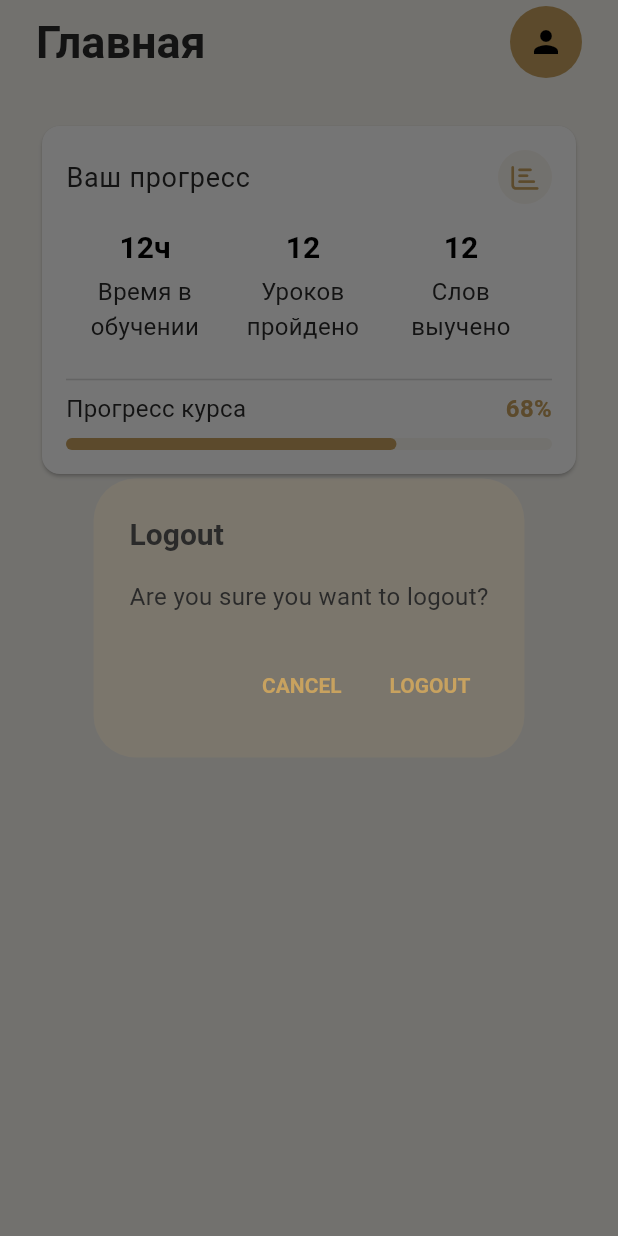
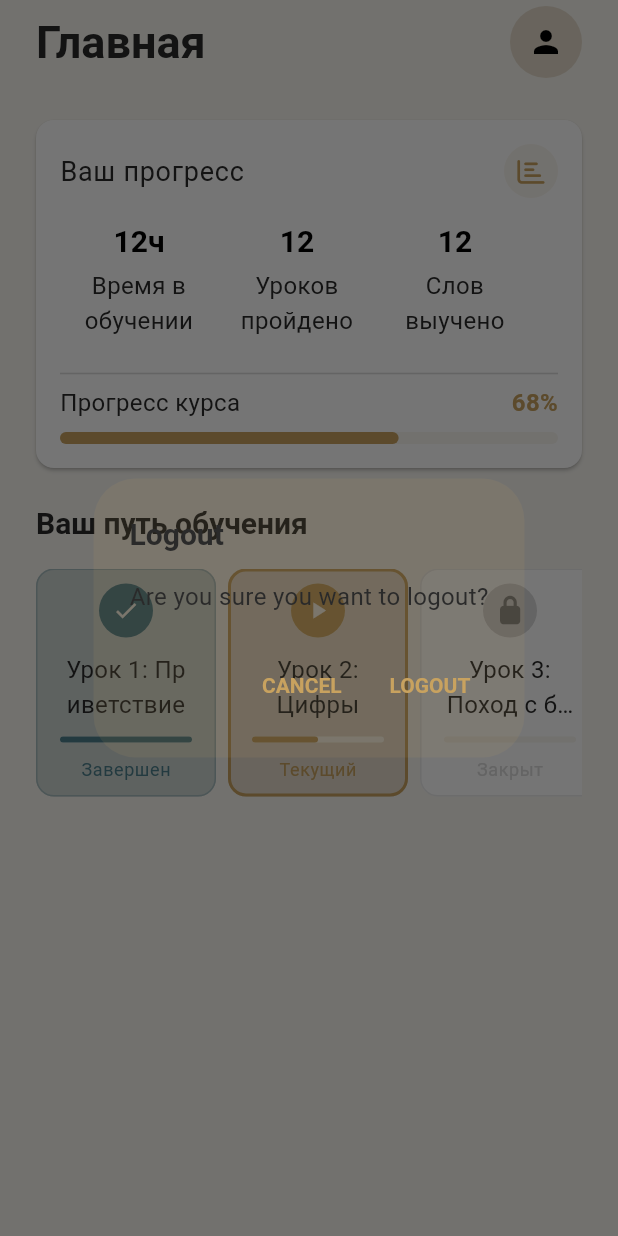
Before and after one commit to TimurKarev/lang_learn_mobile, a Flutter app: the screen it shows once a user with an empty profile is signed in, after a tap on the "person" icon, on a phone screen of 412 x 824 dp. Run offline on Flutter 3.47's test engine with Material 3 defaults, Android fonts, the phone set to English and light mode, and no system bars; our stand-ins replace bloc, equatable, flutter_bloc, flutter_dotenv, flutter_svg, font_awesome_flutter and 3 more; missing offline and left inert: dart_either; accounts and stored records are empty; Roboto replaces fonts that are missing (Nunito Sans).

Commit message:
feat: implement learning path section with lesson cards and states

```diff
--- /dev/null
+++ b/lib/core/entities/lesson_state.dart
@@ -0,0 +1,17 @@
+sealed class LessonState {
+  const LessonState();
+}
+
+class LessonStateInProgress extends LessonState {
+  const LessonStateInProgress({required this.progress});
+
+  final double progress;
+}
+
+class LessonStateCompleted extends LessonState {
+  const LessonStateCompleted();
+}
+
+class LessonStateDisabled extends LessonState {
+  const LessonStateDisabled();
+}
--- a/lib/core/theme/tili_palette.dart
+++ b/lib/core/theme/tili_palette.dart
@@ -3,23 +3,30 @@ import 'package:flutter/material.dart';
 
 class TiliPalette {
   TiliPalette._();
-  static const Color primaryOchre = Color(0xFFC8A25F);
-  static const Color deepOrangeAccent = Color(0xFFE5734E);
-  static const Color mutedTealAccent = Color(0xFF4C7F8B);
+  static const Color deepOrange = Color(0xFFE5734E);
+
+  static const Color ochre = Color(0xFFC8A25F);
+  static const Color ochreLight = Color(0xFFE5DBCA);
+
+  static const Color mutedTeal = Color(0xFF4C7F8B);
+  static const Color lightMutedTeal = Color(0xffA6BBBD);
+  static const Color veryLightMutedTeal = Color(0xffCCD5D2);
 
   static const Color offWhiteBackground = Color(0xFFF8F6F0);
 
   static const Color lightBlack = Color(0xFF2A2A2A);
 
-  static const Color lightGrayNeutral = Color(0xFFD9D9D9);
-  static const Color veryLightGrayNeutral = Color(0x4dD9D9D9);
+  static const Color grayMedium = Color(0xFFD9D9D9);
+  static const Color lightGrayMedium = Color(0x80D9D9D9);
+  static const Color veryLightGrayMedium = Color(0x4dD9D9D9);
+
+  static const Color grayDark = Color(0xFF2A2A2A);
+  static const Color lightGrayDark = Color(0x802A2A2A);
 
   static const Color white = Color(0xFFFFFFFF);
   static const Color lightOrche = Color(0x1aC8A25F);
 
   static const Color grayLight = Color(0xFFF8F6F0);
-  static const Color grayMedium = Color(0xFFD9D9D9);
-  static const Color grayDark = Color(0xFF2A2A2A);
   static const Color black = Color(0xFF000000);
 
   static const Color grayishBlue = Color(0xFFADAEBC);
--- a/lib/core/theme/tilit_theme.dart
+++ b/lib/core/theme/tilit_theme.dart
@@ -14,25 +14,28 @@ class TiliTheme {
     // Color scheme using your palette colors
     colorScheme: const ColorScheme.light(
       // Your primary branding color
-      primary: TiliPalette.primaryOchre,
+      primary: TiliPalette.ochre,
+      primaryContainer: TiliPalette.ochreLight,
 
       // Your two main accent colors
-      secondary: TiliPalette.deepOrangeAccent,
-      tertiary: TiliPalette.mutedTealAccent,
-      // Backgrounds and surfaces
+      secondary: TiliPalette.deepOrange,
+      tertiary: TiliPalette.mutedTeal,
+      tertiaryContainer: TiliPalette.veryLightMutedTeal,
+      onTertiaryContainer: TiliPalette.lightMutedTeal,
       surface: TiliPalette.offWhiteBackground,
       surfaceDim: TiliPalette.grayMedium,
       surfaceContainer: TiliPalette.grayLight,
       surfaceContainerLowest: TiliPalette.white,
       surfaceContainerHigh: TiliPalette.lightOrche,
-      // Text colors that are legible on your main surfaces
+      outline: TiliPalette.lightGrayDark,
+      outlineVariant: TiliPalette.lightGrayMedium,
       onPrimary: TiliPalette.lightBlack,
       onSecondary: TiliPalette.grayMedium,
       onTertiary: TiliPalette.offWhiteBackground,
       onSurface: TiliPalette.black,
       onSurfaceVariant: TiliPalette.lightBlack,
       // Other important system colors
-      error: TiliPalette.deepOrangeAccent,
+      error: TiliPalette.deepOrange,
       onError: TiliPalette.offWhiteBackground,
     ),
 
@@ -43,26 +46,27 @@ class TiliTheme {
       color: TiliPalette.white,
       elevation: 1,
       shape: RoundedRectangleBorder(borderRadius: BorderRadius.circular(12)),
+      margin: EdgeInsets.zero,
     ),
     progressIndicatorTheme: ProgressIndicatorThemeData(
       linearTrackColor: TiliPalette.grayLight,
-      color: TiliPalette.primaryOchre,
+      color: TiliPalette.ochre,
       borderRadius: BorderRadiusGeometry.circular(9999),
       linearMinHeight: 8,
     ),
     // Text Button Theme
     textButtonTheme: TextButtonThemeData(
       style: TextButton.styleFrom(
-        foregroundColor: TiliPalette.primaryOchre,
+        foregroundColor: TiliPalette.ochre,
         textStyle: _textTheme.labelMedium,
-        disabledForegroundColor: TiliPalette.lightGrayNeutral,
+        disabledForegroundColor: TiliPalette.grayMedium,
       ),
     ),
 
     // Elevated Button Theme
     elevatedButtonTheme: ElevatedButtonThemeData(
       style: ElevatedButton.styleFrom(
-        backgroundColor: TiliPalette.deepOrangeAccent,
+        backgroundColor: TiliPalette.deepOrange,
         foregroundColor: TiliPalette.white,
         minimumSize: const Size(double.infinity, 48),
         shape: RoundedRectangleBorder(borderRadius: BorderRadius.circular(12)),
@@ -73,8 +77,8 @@ class TiliTheme {
     // Outlined Button Theme (Secondary Buttons)
     outlinedButtonTheme: OutlinedButtonThemeData(
       style: OutlinedButton.styleFrom(
-        foregroundColor: TiliPalette.mutedTealAccent,
-        side: const BorderSide(color: TiliPalette.mutedTealAccent, width: 2),
+        foregroundColor: TiliPalette.mutedTeal,
+        side: const BorderSide(color: TiliPalette.mutedTeal, width: 2),
         minimumSize: const Size(double.infinity, 48),
         shape: RoundedRectangleBorder(borderRadius: BorderRadius.circular(12)),
         textStyle: _textTheme.labelMedium,
@@ -85,11 +89,11 @@ class TiliTheme {
     iconButtonTheme: IconButtonThemeData(
       style: IconButton.styleFrom(
         backgroundColor: Colors.transparent,
-        foregroundColor: TiliPalette.mutedTealAccent,
-        side: const BorderSide(color: TiliPalette.mutedTealAccent, width: 2),
+        foregroundColor: TiliPalette.mutedTeal,
+        side: const BorderSide(color: TiliPalette.mutedTeal, width: 2),
         shape: const CircleBorder(),
-        disabledBackgroundColor: TiliPalette.lightGrayNeutral,
-        disabledForegroundColor: TiliPalette.lightGrayNeutral,
+        disabledBackgroundColor: TiliPalette.grayMedium,
+        disabledForegroundColor: TiliPalette.grayMedium,
         padding: const EdgeInsets.all(12),
       ),
     ),
@@ -117,26 +121,18 @@ class TiliTheme {
       ),
       errorBorder: OutlineInputBorder(
         borderRadius: BorderRadius.circular(12),
-        borderSide: const BorderSide(
-          color: TiliPalette.deepOrangeAccent,
-          width: 1,
-        ),
+        borderSide: const BorderSide(color: TiliPalette.deepOrange, width: 1),
       ),
       focusedErrorBorder: OutlineInputBorder(
         borderRadius: BorderRadius.circular(12),
-        borderSide: const BorderSide(
-          color: TiliPalette.deepOrangeAccent,
-          width: 2,
-        ),
+        borderSide: const BorderSide(color: TiliPalette.deepOrange, width: 2),
       ),
-      hintStyle: _textTheme.bodyMedium?.copyWith(
-        color: TiliPalette.lightGrayNeutral,
-      ),
+      hintStyle: _textTheme.bodyMedium?.copyWith(color: TiliPalette.grayMedium),
       labelStyle: _textTheme.bodyMedium?.copyWith(
         color: TiliPalette.lightBlack,
       ),
       errorStyle: _textTheme.labelSmall?.copyWith(
-        color: TiliPalette.deepOrangeAccent,
+        color: TiliPalette.deepOrange,
       ),
     ),
     //
--- a/lib/features/auth/presentation/login_page.dart
+++ b/lib/features/auth/presentation/login_page.dart
@@ -55,7 +55,7 @@ class LoginPage extends StatelessWidget {
                   ElevatedButton(
                     onPressed: null,
                     style: ElevatedButton.styleFrom(
-                      backgroundColor: TiliPalette.deepOrangeAccent,
+                      backgroundColor: TiliPalette.deepOrange,
                       shape: RoundedRectangleBorder(
                         borderRadius: BorderRadius.circular(12),
                       ),
--- a/lib/features/home/presentation/home_screen.dart
+++ b/lib/features/home/presentation/home_screen.dart
@@ -3,6 +3,7 @@ import 'package:flutter_bloc/flutter_bloc.dart';
 import 'package:lang_learn_mobile/features/auth/presentation/bloc/auth_bloc.dart';
 import 'package:lang_learn_mobile/features/avatar/presentation/tili_avatar.dart'
     show TiliAvatar;
+import 'package:lang_learn_mobile/features/home/presentation/sections/learning_path_section.dart';
 import 'package:lang_learn_mobile/ui_kit/cards/progress_card/progress_card.dart';
 
 class HomeScreen extends StatelessWidget {
@@ -30,7 +31,16 @@ class HomeScreen extends StatelessWidget {
       ),
       body: Padding(
         padding: const EdgeInsets.all(24.0),
-        child: Column(children: [ProgressCard()]),
+        child: SingleChildScrollView(
+          primary: true,
+          child: Column(
+            mainAxisSize: MainAxisSize.min,
+            children: [
+              ProgressCard(),
+              LearningPathSection(padding: const EdgeInsets.only(top: 24)),
+            ],
+          ),
+        ),
       ),
     );
   }
--- /dev/null
+++ b/lib/features/home/presentation/sections/learning_path_section.dart
@@ -0,0 +1,56 @@
+import 'package:flutter/material.dart';
+import 'package:lang_learn_mobile/core/entities/lesson_state.dart';
+import 'package:lang_learn_mobile/ui_kit/cards/lesson_card.dart';
+
+class LearningPathSection extends StatelessWidget {
+  const LearningPathSection({super.key, this.padding});
+
+  final EdgeInsets? padding;
+
+  static const _listViewHeight = 152.0;
+
+  @override
+  Widget build(BuildContext context) {
+    return Padding(
+      padding: padding ?? EdgeInsets.zero,
+      child: Column(
+        mainAxisSize: MainAxisSize.min,
+        crossAxisAlignment: CrossAxisAlignment.start,
+        children: [
+          Text(
+            'Ваш путь обучения',
+            style: Theme.of(context).textTheme.headlineSmall,
+            textAlign: TextAlign.left,
+          ),
+          const SizedBox(height: 16),
+          SizedBox(
+            height: _listViewHeight,
+            child: ListView(
+              scrollDirection: Axis.horizontal,
+              children: [
+                LessonCard(
+                  lessonState: LessonStateCompleted(),
+                  padding: const EdgeInsets.only(right: 8),
+                  lessonNumber: 1,
+                  lessonTitle: 'Приветствие',
+                ),
+                LessonCard(
+                  lessonState: LessonStateInProgress(progress: 0.5),
+                  padding: const EdgeInsets.only(right: 8),
+                  lessonNumber: 2,
+                  lessonTitle: 'Цифры',
+                ),
+                LessonCard(
+                  lessonState: LessonStateDisabled(),
+                  padding: const EdgeInsets.only(right: 8),
+                  lessonNumber: 3,
+                  lessonTitle: 'Поход с бабушкой на базар',
+                ),
+              ],
+            ),
+          ),
+        ],
+      ),
+    );
+  }
+}
--- /dev/null
+++ b/lib/ui_kit/cards/lesson_card.dart
@@ -0,0 +1,121 @@
+import 'package:flutter/material.dart';
+import 'package:font_awesome_flutter/font_awesome_flutter.dart';
+import 'package:lang_learn_mobile/core/entities/lesson_state.dart';
+import 'package:lang_learn_mobile/ui_kit/bages/info_bage.dart';
+
+class LessonCard extends StatelessWidget {
+  const LessonCard({
+    super.key,
+    required this.lessonState,
+    this.padding,
+    required this.lessonNumber,
+    required this.lessonTitle,
+  });
+
+  final LessonState lessonState;
+  final EdgeInsets? padding;
+  final int lessonNumber;
+  final String lessonTitle;
+
+  Color _getBackgroundColor(BuildContext context) => switch (lessonState) {
+    LessonStateDisabled() => Theme.of(
+      context,
+    ).colorScheme.surfaceContainerLowest,
+    LessonStateInProgress() => Theme.of(context).colorScheme.primaryContainer,
+    LessonStateCompleted() => Theme.of(context).colorScheme.tertiaryContainer,
+  };
+
+  Color _getBorderColor(BuildContext context) => switch (lessonState) {
+    LessonStateDisabled() => Theme.of(context).colorScheme.outlineVariant,
+    LessonStateInProgress() => Theme.of(context).colorScheme.primary,
+    LessonStateCompleted() => Theme.of(context).colorScheme.onTertiaryContainer,
+  };
+
+  Color _getBageBackroundColor(BuildContext context) => switch (lessonState) {
+    LessonStateDisabled() => Theme.of(context).colorScheme.surfaceDim,
+    LessonStateInProgress() => Theme.of(context).colorScheme.primary,
+    LessonStateCompleted() => Theme.of(context).colorScheme.tertiary,
+  };
+
+  Color _getBadgeForegroundColor(BuildContext context) => switch (lessonState) {
+    LessonStateDisabled() => Theme.of(context).colorScheme.outline,
+    LessonStateInProgress() => Theme.of(context).colorScheme.surfaceContainer,
+    LessonStateCompleted() => Theme.of(context).colorScheme.onTertiary,
+  };
+
+  IconData _getBadgeIcon(BuildContext context) => switch (lessonState) {
+    LessonStateDisabled() => FontAwesomeIcons.lock,
+    LessonStateInProgress() => Icons.play_arrow,
+    LessonStateCompleted() => Icons.check,
+  };
+
+  String get _statusText => switch (lessonState) {
+    LessonStateDisabled() => 'Закрыт',
+    LessonStateInProgress() => 'Текущий',
+    LessonStateCompleted() => 'Завершен',
+  };
+
+  double get _value => switch (lessonState) {
+    LessonStateDisabled() => 0,
+    LessonStateInProgress(progress: final progress) => progress,
+    LessonStateCompleted() => 1,
+  };
+
+  double get _borderWidth => switch (lessonState) {
+    LessonStateDisabled() => 1,
+    LessonStateInProgress() => 2,
+    LessonStateCompleted() => 1,
+  };
+
+  @override
+  Widget build(BuildContext context) {
+    return Card(
+      margin: padding,
+      shape: RoundedRectangleBorder(
+        borderRadius: BorderRadius.circular(12),
+        side: BorderSide(color: _getBorderColor(context), width: _borderWidth),
+      ),
+      elevation: 0,
+      color: _getBackgroundColor(context),
+      child: SizedBox(
+        width: 120,
+        child: Column(
+          mainAxisAlignment: MainAxisAlignment.spaceEvenly,
+          children: [
+            InfoBadge(
+              backgroundColor: _getBageBackroundColor(context),
+              foregroundColor: _getBadgeForegroundColor(context),
+              icon: _getBadgeIcon(context),
+              iconSize: 18,
+            ),
+            Padding(
+              padding: const EdgeInsets.symmetric(horizontal: 16.0),
+              child: Text(
+                'Урок $lessonNumber: $lessonTitle',
+                style: Theme.of(context).textTheme.bodyMedium,
+                maxLines: 2,
+                overflow: TextOverflow.ellipsis,
+                textAlign: TextAlign.center,
+              ),
+            ),
+            Padding(
+              padding: const EdgeInsets.symmetric(horizontal: 16.0),
+              child: LinearProgressIndicator(
+                minHeight: 4,
+                value: _value,
+                color: _getBageBackroundColor(context),
+                backgroundColor: Theme.of(context).colorScheme.surfaceContainer,
+              ),
+            ),
+            Text(
+              _statusText,
+              style: Theme.of(context).textTheme.bodySmall?.copyWith(
+                color: _getBageBackroundColor(context),
+              ),
+            ),
+          ],
+        ),
+      ),
+    );
+  }
+}
--- a/lib/ui_kit/text_fields/tili_text_field.dart
+++ b/lib/ui_kit/text_fields/tili_text_field.dart
@@ -59,7 +59,7 @@ class _TiliTextFieldState extends State<TiliTextField> {
   Widget build(BuildContext context) {
     return TextField(
       autocorrect: false,
-      cursorColor: TiliPalette.mutedTealAccent,
+      cursorColor: TiliPalette.mutedTeal,
       controller: _controller,
       obscureText: _obscureText,
       decoration: InputDecoration(
@@ -69,15 +69,15 @@ class _TiliTextFieldState extends State<TiliTextField> {
                 child: Icon(widget.suffixIcon),
               )
             : null,
-        suffixIconColor: TiliPalette.lightGrayNeutral,
+        suffixIconColor: TiliPalette.veryLightGrayMedium,
         hintText: widget.hintText,
         filled: true,
         fillColor: widget.enabled
             ? TiliPalette.grayLight
-            : TiliPalette.veryLightGrayNeutral,
+            : TiliPalette.veryLightGrayMedium,
         hintStyle: Theme.of(context).textTheme.bodyMedium?.copyWith(
           color: widget.enabled
-              ? TiliPalette.lightGrayNeutral
+              ? TiliPalette.veryLightGrayMedium
               : TiliPalette.grayishBlue,
         ),
       ),
```
